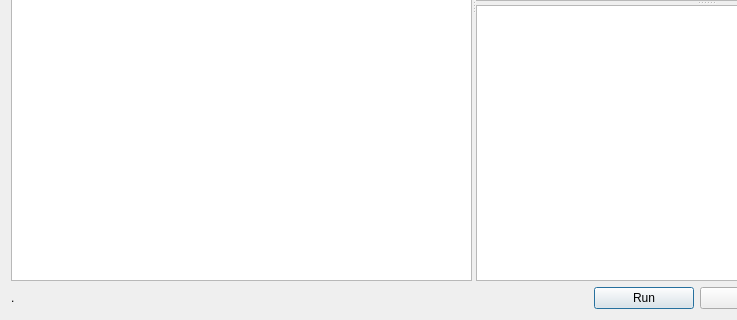
ccbogel/QualCoder, file GUI_UIs/ui_dialog_SQL.ui: the form before one commit; both pictures show x 0 to 737 and y 286 to 606 of the 947 by 606 pixel window.
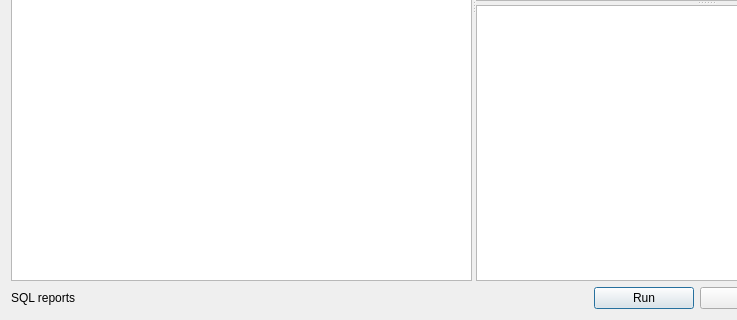
The form after the commit.

Diff of the .ui file:
```diff
--- a/GUI_UIs/ui_dialog_SQL.ui
+++ b/GUI_UIs/ui_dialog_SQL.ui
@@ -42,7 +42,7 @@
        <item>
         <widget class="QLabel" name="label">
          <property name="text">
-          <string>.</string>
+          <string>SQL reports</string>
          </property>
         </widget>
        </item>
```
